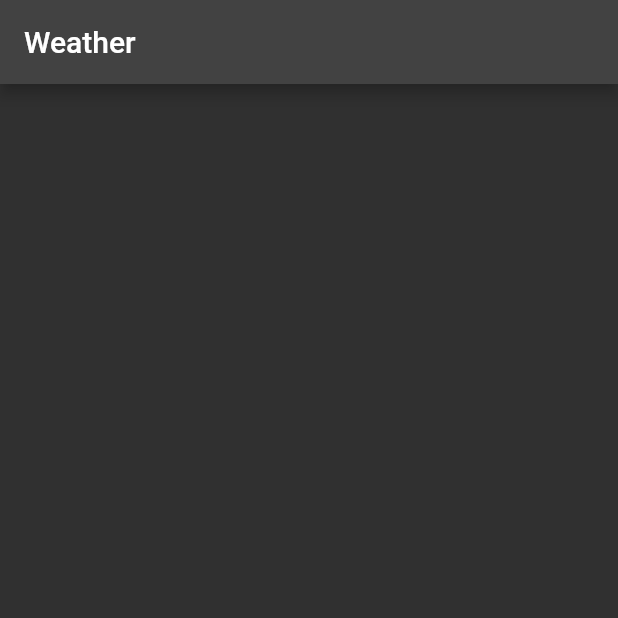
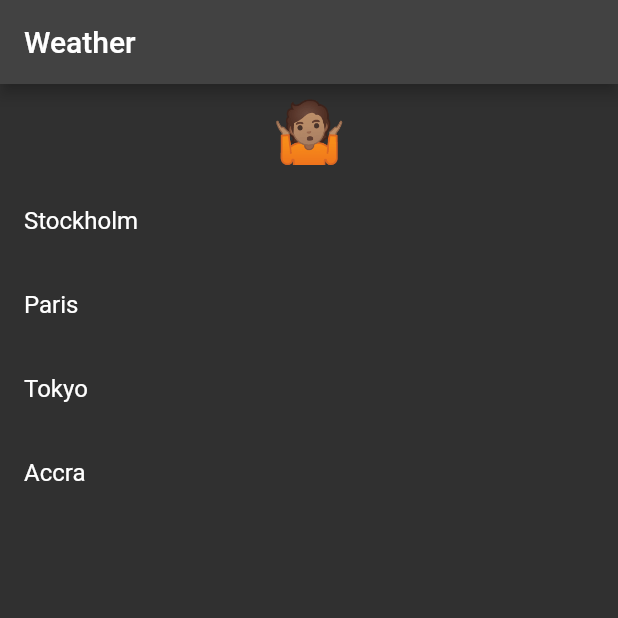
Before and after one commit to Manuelkpatsu/riverpod_weather_app, a Flutter app: the screen it shows after launch, on a phone screen of 412 x 824 dp, the top half of it. Run offline on Flutter 3.47's test engine with Material 2 defaults, Android fonts, the phone set to English and light mode, and no system bars; our stand-ins replace hooks_riverpod.

Commit message:
Display the weather condition of a city if selected

```diff
--- a/lib/main.dart
+++ b/lib/main.dart
@@ -57,13 +57,53 @@ final weatherProvider = FutureProvider<WeatherEmoji>((ref) {
   }
 });
 
+// Capitalize the first letter of a string
+extension StringCasingExtension on String {
+  String toCapitalized() =>
+      length > 0 ? '${this[0].toUpperCase()}${substring(1).toLowerCase()}' : '';
+}
+
 class HomePage extends ConsumerWidget {
   const HomePage({super.key});
 
   @override
   Widget build(BuildContext context, WidgetRef ref) {
+    final currentWeather = ref.watch(weatherProvider);
+
     return Scaffold(
       appBar: AppBar(title: const Text('Weather')),
+      body: Column(
+        children: [
+          currentWeather.when(
+            data: (data) => Padding(
+              padding: const EdgeInsets.all(8.0),
+              child: Text(data, style: const TextStyle(fontSize: 40)),
+            ),
+            error: (_, __) => const Padding(
+              padding: EdgeInsets.all(8.0),
+              child: Text('Error 🥲'),
+            ),
+            loading: () => const Padding(
+              padding: EdgeInsets.all(8.0),
+              child: CircularProgressIndicator(),
+            ),
+          ),
+          Expanded(
+            child: ListView.builder(
+              itemCount: City.values.length,
+              itemBuilder: (context, index) {
+                final city = City.values[index];
+                final isSelected = city == ref.watch(currentCityProvider);
+                return ListTile(
+                  title: Text(city.name.toCapitalized()),
+                  onTap: () => ref.read(currentCityProvider.notifier).state = city,
+                  trailing: isSelected ? const Icon(Icons.check) : null,
+                );
+              },
+            ),
+          ),
+        ],
+      ),
     );
   }
 }
```
